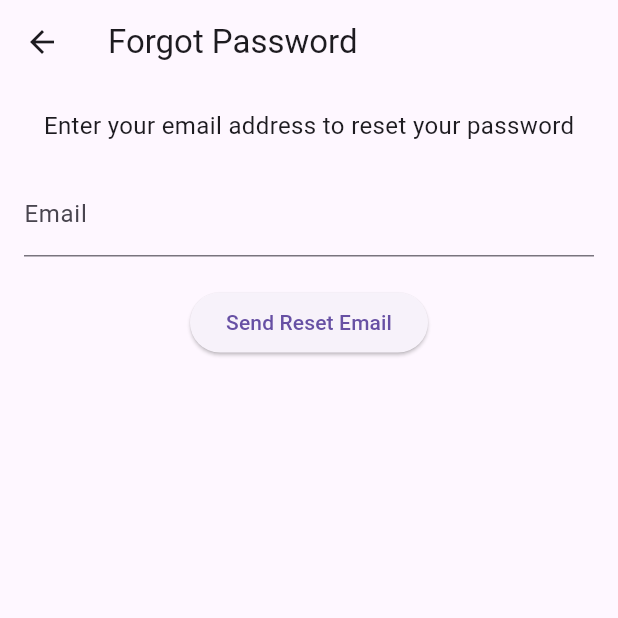
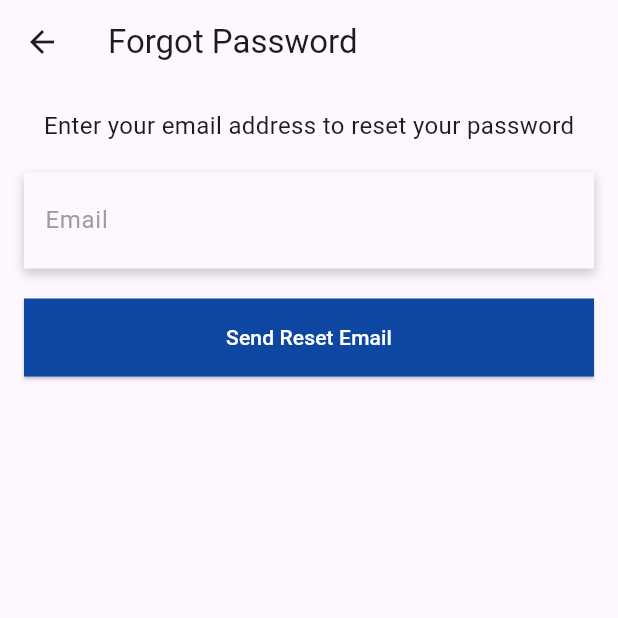
Before and after one commit to jasimrazi/ToDoApp-Firebase, a Flutter app: the RegistrationScreen screen opened directly, after a tap on "Already have an account? Login", after a tap on "Forgot Password?", on a phone screen of 412 x 824 dp, the top half of it. Run offline on Flutter 3.47's test engine with Material 3 defaults, Android fonts, the phone set to English and light mode, and no system bars; our stand-ins replace cloud_firestore, firebase_auth, firebase_core; accounts and stored records are empty; network calls fail.

Commit message:
Add design

```diff
--- a/lib/views/Auth/forget_password_screen.dart
+++ b/lib/views/Auth/forget_password_screen.dart
@@ -1,6 +1,8 @@
 import 'package:flutter/material.dart';
 import 'package:provider/provider.dart';
 import 'package:todotask/viewmodels/auth_view_model.dart';
+import 'package:todotask/widgets/elevatedbutton_widget.dart';
+import 'package:todotask/widgets/textfield_widget.dart';
 
 class ForgotPasswordScreen extends StatelessWidget {
   final TextEditingController _emailController = TextEditingController();
@@ -20,13 +22,14 @@ class ForgotPasswordScreen extends StatelessWidget {
                   style: TextStyle(fontSize: 16),
                 ),
                 const SizedBox(height: 20),
-                TextField(
+                CustomTextField(
                   controller: _emailController,
-                  decoration: const InputDecoration(labelText: 'Email'),
+                  hintText: 'Email',
                 ),
                 const SizedBox(height: 20),
                 if (authViewModel.isLoading) const CircularProgressIndicator(),
-                ElevatedButton(
+                CustomElevatedButton(
+                  text: 'Send Reset Email',
                   onPressed: () async {
                     bool success = await authViewModel.resetPassword(
                       _emailController.text.trim(),
@@ -44,7 +47,6 @@ class ForgotPasswordScreen extends StatelessWidget {
                       );
                     }
                   },
-                  child: const Text('Send Reset Email'),
                 ),
               ],
             ),
--- a/lib/views/Auth/login_screen.dart
+++ b/lib/views/Auth/login_screen.dart
@@ -4,6 +4,8 @@ import 'package:todotask/viewmodels/auth_view_model.dart';
 import 'package:todotask/views/Auth/forget_password_screen.dart';
 import 'package:todotask/views/home_screen.dart';
 import 'package:todotask/views/Auth/registration_page.dart';
+import 'package:todotask/widgets/elevatedbutton_widget.dart';
+import 'package:todotask/widgets/textfield_widget.dart';
 
 class LoginScreen extends StatelessWidget {
   final TextEditingController _emailController = TextEditingController();
@@ -19,18 +21,36 @@ class LoginScreen extends StatelessWidget {
             padding: const EdgeInsets.all(16.0),
             child: Column(
               children: [
-                TextField(
+                CustomTextField(
                   controller: _emailController,
-                  decoration: const InputDecoration(labelText: 'Email'),
+                  hintText: 'Email',
                 ),
-                TextField(
+                SizedBox(
+                  height: 20,
+                ),
+                CustomTextField(
                   controller: _passwordController,
-                  decoration: const InputDecoration(labelText: 'Password'),
+                  hintText: 'Password',
                   obscureText: true,
+                ),
+                Align(
+                  alignment: Alignment.centerLeft,
+                  child: TextButton(
+                    onPressed: () {
+                      Navigator.push(
+                        context,
+                        MaterialPageRoute(
+                            builder: (context) => ForgotPasswordScreen()),
+                      );
+                    },
+                    child: const Text('Forgot Password?',
+                        style: TextStyle(color: Colors.black54)),
+                  ),
                 ),
                 const SizedBox(height: 20),
                 if (authViewModel.isLoading) const CircularProgressIndicator(),
-                ElevatedButton(
+                CustomElevatedButton(
+                  text: 'CONTINUE',
                   onPressed: () async {
                     bool success = await authViewModel.login(
                       _emailController.text.trim(),
@@ -43,13 +63,12 @@ class LoginScreen extends StatelessWidget {
                       );
                     }
                   },
-                  child: const Text('Login'),
                 ),
                 if (authViewModel.errorMessage != null)
                   Text(authViewModel.errorMessage!,
                       style: const TextStyle(color: Colors.red)),
                 const SizedBox(height: 10),
-                ElevatedButton(
+                TextButton(
                   onPressed: () {
                     Navigator.push(
                       context,
@@ -57,17 +76,10 @@ class LoginScreen extends StatelessWidget {
                           builder: (context) => RegistrationScreen()),
                     );
                   },
-                  child: const Text("Don't have an account? Register"),
-                ),
-                TextButton(
-                  onPressed: () {
-                    Navigator.push(
-                      context,
-                      MaterialPageRoute(
-                          builder: (context) => ForgotPasswordScreen()),
-                    );
-                  },
-                  child: const Text('Forgot Password?'),
+                  child: Text(
+                    "Don't have an account? Register",
+                    style: TextStyle(color: Colors.black54),
+                  ),
                 ),
               ],
             ),
--- a/lib/views/Auth/registration_page.dart
+++ b/lib/views/Auth/registration_page.dart
@@ -3,6 +3,8 @@ import 'package:provider/provider.dart';
 import 'package:todotask/viewmodels/auth_view_model.dart';
 import 'package:todotask/views/home_screen.dart';
 import 'login_screen.dart';
+import 'package:todotask/widgets/elevatedbutton_widget.dart';
+import 'package:todotask/widgets/textfield_widget.dart';
 
 class RegistrationScreen extends StatelessWidget {
   final TextEditingController _fullNameController = TextEditingController();
@@ -21,28 +23,31 @@ class RegistrationScreen extends StatelessWidget {
             padding: const EdgeInsets.all(16.0),
             child: Column(
               children: [
-                TextField(
+                CustomTextField(
                   controller: _fullNameController,
-                  decoration: const InputDecoration(labelText: 'Full Name'),
+                  hintText: 'Full Name',
                 ),
-                TextField(
+                const SizedBox(height: 20),
+                CustomTextField(
                   controller: _emailController,
-                  decoration: const InputDecoration(labelText: 'Email'),
+                  hintText: 'Email',
                 ),
-                TextField(
+                const SizedBox(height: 20),
+                CustomTextField(
                   controller: _passwordController,
-                  decoration: const InputDecoration(labelText: 'Password'),
+                  hintText: 'Password',
                   obscureText: true,
                 ),
-                TextField(
+                const SizedBox(height: 20),
+                CustomTextField(
                   controller: _confirmPasswordController,
-                  decoration:
-                      const InputDecoration(labelText: 'Confirm Password'),
+                  hintText: 'Confirm Password',
                   obscureText: true,
                 ),
                 const SizedBox(height: 20),
                 if (authViewModel.isLoading) const CircularProgressIndicator(),
-                ElevatedButton(
+                CustomElevatedButton(
+                  text: 'REGISTER',
                   onPressed: () async {
                     if (_passwordController.text !=
                         _confirmPasswordController.text) {
@@ -58,7 +63,6 @@ class RegistrationScreen extends StatelessWidget {
                     );
 
                     if (success) {
-                      // Navigate to home page after successful registration
                       Navigator.pushReplacement(
                         context,
                         MaterialPageRoute(builder: (context) => HomeScreen()),
@@ -69,18 +73,19 @@ class RegistrationScreen extends StatelessWidget {
                       );
                     }
                   },
-                  child: const Text('Register'),
                 ),
                 const SizedBox(height: 10),
-                ElevatedButton(
+                TextButton(
                   onPressed: () {
-                    // Navigate back to the login page
                     Navigator.pushReplacement(
                       context,
                       MaterialPageRoute(builder: (context) => LoginScreen()),
                     );
                   },
-                  child: const Text('Already have an account? Login'),
+                  child: Text(
+                    "Already have an account? Login",
+                    style: TextStyle(color: Colors.black54),
+                  ),
                 ),
               ],
             ),
--- a/lib/views/category_details_screen.dart
+++ b/lib/views/category_details_screen.dart
@@ -1,7 +1,8 @@
 import 'package:flutter/material.dart';
 import 'package:firebase_auth/firebase_auth.dart';
 import 'package:todotask/services/firestore_service.dart'; // Import FirestoreService
-import 'package:todotask/models/task_model.dart'; // Import Task model
+import 'package:todotask/models/task_model.dart';
+import 'package:todotask/widgets/checkbox_widget.dart'; // Import Task model
 
 class CategoryDetailsScreen extends StatefulWidget {
   final String categoryName;
@@ -176,7 +177,7 @@ class _CategoryDetailsScreenState extends State<CategoryDetailsScreen> {
                   ...tasksForDate.map((task) => ListTile(
                         title: Text(task.name),
                         subtitle: Text("${task.date.toLocal()}".split(' ')[0]),
-                        leading: Checkbox(
+                        leading: CustomCheckbox(
                           value: task.isCompleted,
                           onChanged: (value) async {
                             if (_currentUser != null) {
@@ -199,7 +200,9 @@ class _CategoryDetailsScreenState extends State<CategoryDetailsScreen> {
       ),
       floatingActionButton: FloatingActionButton(
         onPressed: _showAddTaskDialog,
-        child: const Icon(Icons.add),
+        backgroundColor: Colors.black, // Black background color
+        child: const Icon(Icons.add, color: Colors.white), // White plus icon
+        shape: const CircleBorder(), // Ensures the FAB is circular
       ),
     );
   }
--- a/lib/views/home_screen.dart
+++ b/lib/views/home_screen.dart
@@ -1,3 +1,4 @@
+import 'package:flutter/cupertino.dart';
 import 'package:flutter/material.dart';
 import 'package:cloud_firestore/cloud_firestore.dart';
 import 'package:firebase_auth/firebase_auth.dart';
@@ -69,7 +70,7 @@ class _HomeScreenState extends State<HomeScreen> {
                 : Stream.value([]),
             builder: (context, snapshot) {
               if (snapshot.connectionState == ConnectionState.waiting) {
-                return Center(child: CircularProgressIndicator());
+                return Center(child: CupertinoActivityIndicator());
               }
 
               if (snapshot.hasError) {
@@ -112,10 +113,14 @@ class _HomeScreenState extends State<HomeScreen> {
           borderRadius: BorderRadius.zero, // No rounded corners
         ),
         child: Center(
-          child: Icon(
-            Icons.add,
-            size: 50,
-            color: Colors.blue,
+          child: CircleAvatar(
+            radius: 30,
+            backgroundColor: Colors.black,
+            child: Icon(
+              Icons.add,
+              size: 35,
+              color: Colors.white,
+            ),
           ),
         ),
       ),
--- a/lib/views/profile_page.dart
+++ b/lib/views/profile_page.dart
@@ -1,5 +1,6 @@
 import 'package:flutter/material.dart';
 import 'package:firebase_auth/firebase_auth.dart';
+import 'package:todotask/views/Auth/login_screen.dart';
 
 class ProfilePage extends StatefulWidget {
   @override
@@ -90,7 +91,11 @@ class _ProfilePageState extends State<ProfilePage> {
                     'Logout',
                     () async {
                       await FirebaseAuth.instance.signOut();
-                      Navigator.pushReplacementNamed(context, '/login');
+                      Navigator.pushReplacement(
+                          context,
+                          MaterialPageRoute(
+                            builder: (context) => LoginScreen(),
+                          ));
                     },
                   ),
                 ],
--- /dev/null
+++ b/lib/widgets/checkbox_widget.dart
@@ -0,0 +1,36 @@
+// Custom circular green checkbox
+import 'package:flutter/material.dart';
+
+class CustomCheckbox extends StatelessWidget {
+  final bool value;
+  final ValueChanged<bool?> onChanged;
+
+  const CustomCheckbox({required this.value, required this.onChanged});
+
+  @override
+  Widget build(BuildContext context) {
+    return GestureDetector(
+      onTap: () => onChanged(!value),
+      child: Container(
+        width: 24,
+        height: 24,
+        decoration: BoxDecoration(
+          shape: BoxShape.circle, // Circular checkbox
+          color:
+              value ? Colors.green : Colors.transparent, // Green when checked
+          border: Border.all(
+            color: Colors.green,
+            width: 2.0,
+          ),
+        ),
+        child: value
+            ? Icon(
+                Icons.check,
+                color: Colors.white,
+                size: 16,
+              )
+            : null,
+      ),
+    );
+  }
+}
--- /dev/null
+++ b/lib/widgets/elevatedbutton_widget.dart
@@ -0,0 +1,31 @@
+import 'package:flutter/material.dart';
+
+class CustomElevatedButton extends StatelessWidget {
+  final String text;
+  final VoidCallback onPressed;
+
+  CustomElevatedButton({
+    required this.text,
+    required this.onPressed,
+  });
+
+  @override
+  Widget build(BuildContext context) {
+    return ElevatedButton(
+      onPressed: onPressed,
+      style: ElevatedButton.styleFrom(
+        backgroundColor: Colors.blue[900],
+        shape: RoundedRectangleBorder(
+          borderRadius: BorderRadius.zero, // Unrounded corners
+        ),
+        padding:
+            EdgeInsets.symmetric(vertical: 16.0), // Adjust padding as needed
+        minimumSize: Size(double.infinity, 0), // Full width
+      ),
+      child: Text(
+        text,
+        style: TextStyle(color: Colors.white),
+      ),
+    );
+  }
+}
--- /dev/null
+++ b/lib/widgets/textfield_widget.dart
@@ -0,0 +1,45 @@
+import 'package:flutter/material.dart';
+
+class CustomTextField extends StatelessWidget {
+  final TextEditingController controller;
+  final String hintText;
+  final bool obscureText;
+
+  // Constructor with obscureText parameter and default value
+  CustomTextField({
+    required this.controller,
+    required this.hintText,
+    this.obscureText = false, // Default is set to false
+  });
+
+  @override
+  Widget build(BuildContext context) {
+    return Container(
+      decoration: BoxDecoration(
+        color: Theme.of(context).scaffoldBackgroundColor,
+        boxShadow: [
+          BoxShadow(
+            color: Colors.grey.withOpacity(0.5),
+            spreadRadius: 1,
+            blurRadius: 5,
+            offset: const Offset(0, 3), // Changes position of shadow
+          ),
+        ],
+      ),
+      child: TextField(
+        controller: controller,
+        obscureText: obscureText, // Use the obscureText parameter
+        decoration: InputDecoration(
+          hintText: hintText,
+          hintStyle: TextStyle(color: Colors.grey),
+          border: OutlineInputBorder(
+            borderSide: BorderSide.none, // Removes default border
+            borderRadius: BorderRadius.zero, // Unrounded corners
+          ),
+          contentPadding:
+              const EdgeInsets.symmetric(horizontal: 10, vertical: 20),
+        ),
+      ),
+    );
+  }
+}
```
Also changed, not shown: 1 other file.
